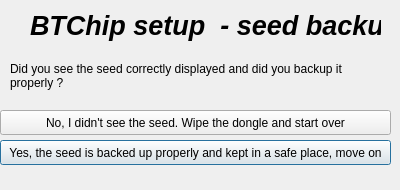
First picture: the form in ui/personalization-seedbackup-04.ui, repository LedgerHQ/btchip-python, before the edit.
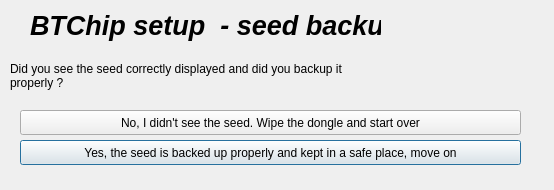
Second picture: the form after the edit.

```diff
--- a/ui/personalization-seedbackup-04.ui
+++ b/ui/personalization-seedbackup-04.ui
@@ -6,7 +6,7 @@
    <rect>
     <x>0</x>
     <y>0</y>
-    <width>400</width>
+    <width>554</width>
     <height>190</height>
    </rect>
   </property>
@@ -53,9 +53,9 @@
   <widget class="QPushButton" name="seedOkButton">
    <property name="geometry">
     <rect>
-     <x>0</x>
+     <x>20</x>
      <y>140</y>
-     <width>391</width>
+     <width>501</width>
      <height>25</height>
     </rect>
    </property>
@@ -66,9 +66,9 @@
   <widget class="QPushButton" name="seedKoButton">
    <property name="geometry">
     <rect>
-     <x>0</x>
+     <x>20</x>
      <y>110</y>
-     <width>391</width>
+     <width>501</width>
      <height>25</height>
     </rect>
    </property>
```
